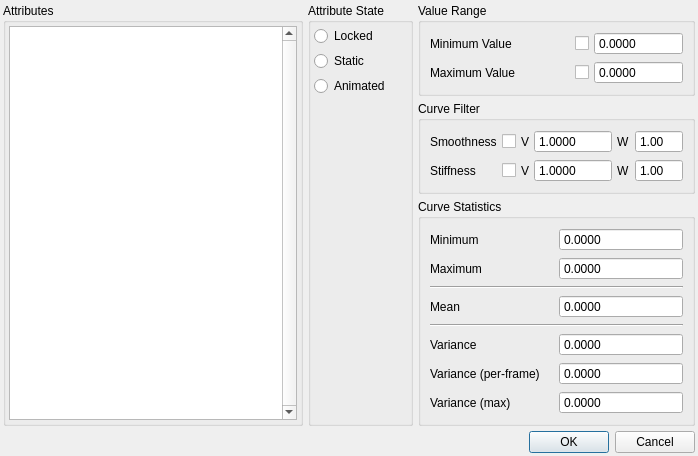
First picture: the form in python/mmSolver/tools/setattributedetails/ui/dialog.ui, repository david-cattermole/mayaMatchMoveSolver, before the edit.
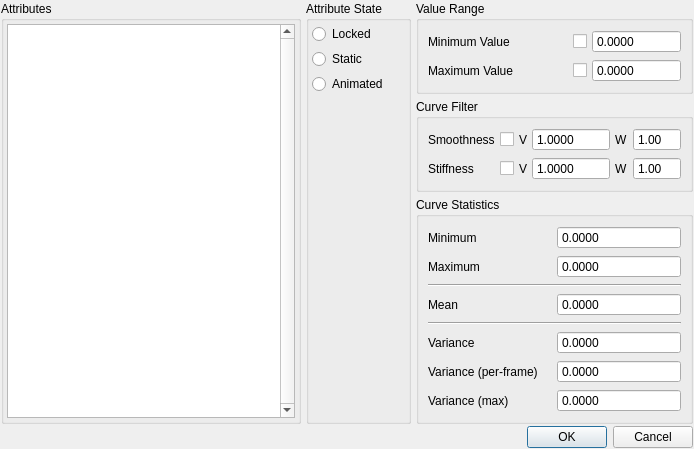
Second picture: the form after the edit.

Patch:
```diff
--- a/python/mmSolver/tools/setattributedetails/ui/dialog.ui
+++ b/python/mmSolver/tools/setattributedetails/ui/dialog.ui
@@ -6,7 +6,7 @@
    <rect>
     <x>0</x>
     <y>0</y>
-    <width>646</width>
+    <width>656</width>
     <height>436</height>
    </rect>
   </property>
@@ -15,19 +15,19 @@
   </property>
   <layout class="QVBoxLayout" name="top_verticalLayout">
    <property name="spacing">
-    <number>5</number>
+    <number>2</number>
    </property>
    <property name="leftMargin">
-    <number>3</number>
+    <number>1</number>
    </property>
    <property name="topMargin">
-    <number>3</number>
+    <number>1</number>
    </property>
    <property name="rightMargin">
-    <number>3</number>
+    <number>1</number>
    </property>
    <property name="bottomMargin">
-    <number>3</number>
+    <number>1</number>
    </property>
    <item>
     <layout class="QHBoxLayout" name="horizontalLayout" stretch="0,0,0">
```
